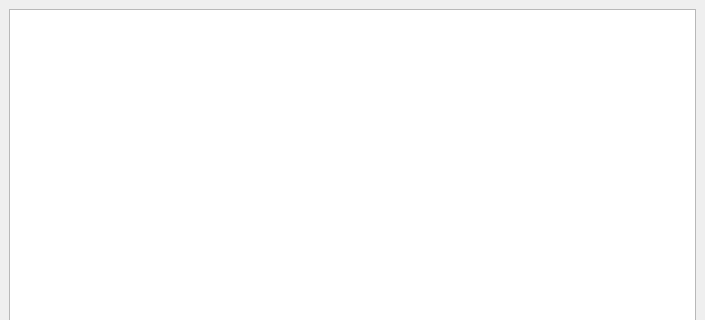
This is cadasta/gui/ui/utilities/edit_text_dialog.ui in Cadasta/cadasta-qgis-plugin as Qt 5 draws it before an edit; both pictures show x 0 to 705 and y 0 to 320 of the 705 by 490 pixel window. The edited form follows.
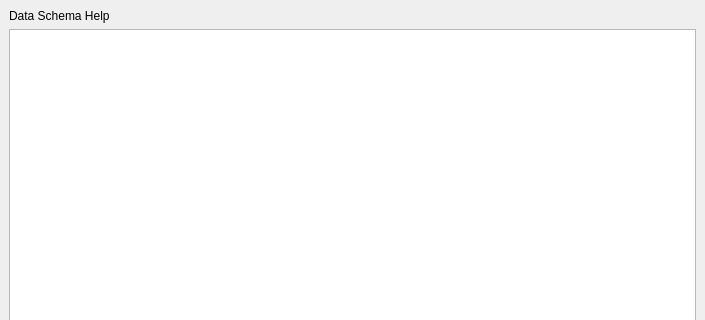
This is the edited form. Icons and pictures are not drawn.

```diff
--- a/cadasta/gui/ui/utilities/edit_text_dialog.ui
+++ b/cadasta/gui/ui/utilities/edit_text_dialog.ui
@@ -49,7 +49,17 @@
        <number>9</number>
       </property>
       <item>
-       <widget class="QTextEdit" name="edit_text"/>
+       <widget class="QLabel" name="data_schema_help">
+        <property name="cursor">
+         <cursorShape>PointingHandCursor</cursorShape>
+        </property>
+        <property name="text">
+         <string>Data Schema Help</string>
+        </property>
+       </widget>
+      </item>
+      <item>
+       <widget class="QPlainTextEdit" name="edit_text"/>
       </item>
       <item>
        <widget class="QPushButton" name="ok_button">
```
Left out of the diff: 15 changed lines with no effect on the pictures.
